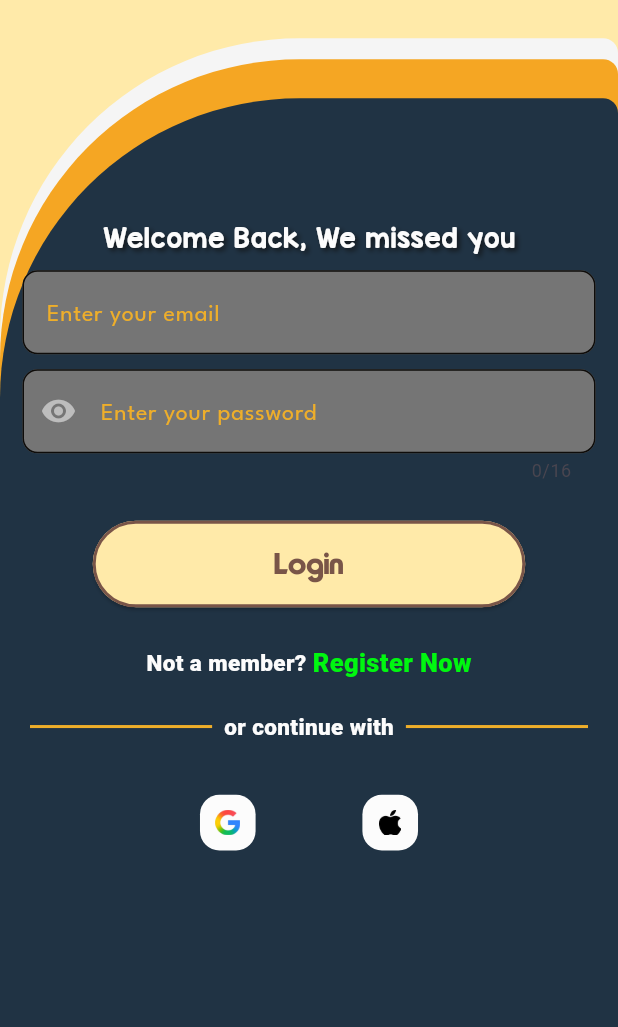
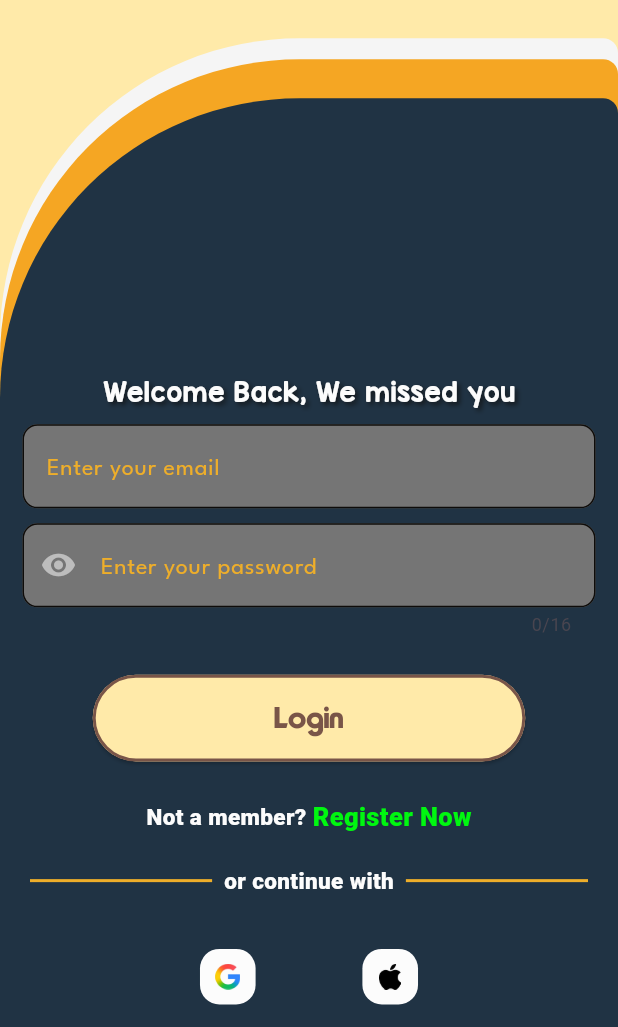
Before and after one commit to Mukian-Mayan/Kampus_Mart-, a Flutter app: the LoginPage screen opened directly, on a phone screen of 412 x 824 dp, the part 209-1236 px from its top. Run offline on Flutter 3.47's test engine with Material 3 defaults, Android fonts, the phone set to English and light mode, and no system bars; our stand-ins replace cloud_firestore, cloud_functions, firebase_auth, firebase_core, firebase_messaging, firebase_storage and 5 more; accounts and stored records are empty; project files that could hold a hidden picture were left out.

Commit message:
fixed more issues

```diff
--- a/lib/screens/login_page.dart
+++ b/lib/screens/login_page.dart
@@ -23,13 +23,11 @@ class LoginPage extends StatefulWidget {
 }
 
 class _LoginPageState extends State<LoginPage> {
-  // Optional - if null, detect from database
   final TextEditingController pwController = TextEditingController();
-
   final TextEditingController emailController = TextEditingController();
   bool obscureText = true;
+
   void signInUser(BuildContext context) async {
-  // Show loading indicator
     showDialog(
       context: context,
       barrierDismissible: false,
@@ -43,13 +41,10 @@ class _LoginPageState extends State<LoginPage> {
         password: pwController.text,
       );
 
-    // Get user role
       UserRole userRole = await _getUserRole(userCredential.user!.uid);
 
-    // Close loading indicator
       Navigator.of(context).pop();
 
-    // Navigate to home with the correct bottom nav bar
       Navigator.pushAndRemoveUntil(
         context,
         MaterialPageRoute(
@@ -57,9 +52,7 @@ class _LoginPageState extends State<LoginPage> {
         ),
         (route) => false,
       );
-
     } on FirebaseAuthException catch (e) {
-      // Close the loading indicator FIRST
       Navigator.of(context).pop();
 
       String errorMessage;
@@ -89,7 +82,6 @@ class _LoginPageState extends State<LoginPage> {
           errorMessage = 'An unknown error occurred. Please try again.';
       }
 
-      // Show snackbar
       ScaffoldMessenger.of(context).showSnackBar(
         SnackBar(
           content: Text(errorMessage),
@@ -109,21 +101,19 @@ class _LoginPageState extends State<LoginPage> {
     }
   }
 
-  // Update the _getUserRole method in login_page.dart
   Future<UserRole> _getUserRole(String userId) async {
     try {
-    // First check user_roles collection
       DocumentSnapshot roleDoc = await FirebaseFirestore.instance
           .collection('user_roles')
           .doc(userId)
           .get();
 
       if (roleDoc.exists) {
-      String role = (roleDoc.data() as Map<String, dynamic>)['role'] ?? 'buyer';
+        String role =
+            (roleDoc.data() as Map<String, dynamic>)['role'] ?? 'buyer';
         return role == 'seller' ? UserRole.seller : UserRole.buyer;
       }
 
-    // Fallback: check if user exists in sellers collection
       DocumentSnapshot sellerDoc = await FirebaseFirestore.instance
           .collection('sellers')
           .doc(userId)
@@ -132,7 +122,7 @@ Future<UserRole> _getUserRole(String userId) async {
       return sellerDoc.exists ? UserRole.seller : UserRole.buyer;
     } catch (e) {
       debugPrint('Error getting user role: $e');
-    return UserRole.buyer; // Default fallback
+      return UserRole.buyer;
     }
   }
 
@@ -146,30 +136,40 @@ Future<UserRole> _getUserRole(String userId) async {
           onPressed: () => Navigator.pop(context),
           icon: const Icon(Icons.arrow_back_ios),
         ),
-        /*title: Text(
-          widget.userRole == UserRole.seller
-              ? 'Seller Login'
-              : 'Customer Login',
-          style: const TextStyle(fontSize: 18, fontWeight: FontWeight.w600),
-        ),*/
       ),
-      body: Stack(
+      resizeToAvoidBottomInset: true,
+      body: SafeArea(
+        child: LayoutBuilder(
+          builder: (context, constraints) {
+            return SingleChildScrollView(
+              padding: EdgeInsets.only(
+                bottom: MediaQuery.of(context).viewInsets.bottom,
+              ),
+              child: ConstrainedBox(
+                constraints: BoxConstraints(
+                  minHeight: constraints.maxHeight,
+                ),
+                child: IntrinsicHeight(
+                  child: Stack(
                     children: [
                       Align(
                         alignment: Alignment.topCenter,
                         child: const Text(
                           'Kampus Mart',
                           textAlign: TextAlign.center,
-              style: TextStyle(fontSize: 58, fontFamily: 'Keania One'),
+                          style: TextStyle(
+                            fontSize: 58,
+                            fontFamily: 'Keania One',
+                          ),
                         ),
                       ),
                       Layout1(
-            child: Center(
                         child: Column(
-                mainAxisAlignment: MainAxisAlignment.center,
+                          mainAxisAlignment: MainAxisAlignment.end,
                           children: [
                             const SizedBox(height: 19),
-                  Text('Welcome Back, We missed you',
+                            Text(
+                              'Welcome Back, We missed you',
                               style: TextStyle(
                                 fontSize: 16,
                                 fontFamily: 'KG Red Hands',
@@ -178,7 +178,8 @@ Future<UserRole> _getUserRole(String userId) async {
                                   Shadow(
                                     offset: const Offset(2, 2),
                                     blurRadius: 4.0,
-                          color: AppTheme.taleBlack.withOpacity(0.7),
+                                    color:
+                                        AppTheme.taleBlack.withOpacity(0.7),
                                   ),
                                 ],
                               ),
@@ -205,7 +206,9 @@ Future<UserRole> _getUserRole(String userId) async {
                                   });
                                 },
                                 icon: Icon(
-                        obscureText ? Icons.visibility : Icons.visibility_off,
+                                  obscureText
+                                      ? Icons.visibility
+                                      : Icons.visibility_off,
                                   color: AppTheme.borderGrey,
                                 ),
                               ),
@@ -235,7 +238,8 @@ Future<UserRole> _getUserRole(String userId) async {
                                     context,
                                     MaterialPageRoute(
                                       builder: (context) => RegisterPage(
-                              userRole: widget.userRole ?? UserRole.buyer,
+                                        userRole:
+                                            widget.userRole ?? UserRole.buyer,
                                       ),
                                     ),
                                   ),
@@ -250,8 +254,6 @@ Future<UserRole> _getUserRole(String userId) async {
                                 ),
                               ],
                             ),
-
-                  // Social login options
                             Padding(
                               padding: const EdgeInsets.all(20),
                               child: Row(
@@ -283,12 +285,15 @@ Future<UserRole> _getUserRole(String userId) async {
                               mainAxisAlignment: MainAxisAlignment.center,
                               children: [
                                 MySquareTile(
-                        onTap: () => AuthService().signInWithGoogle(),
+                                  onTap: () =>
+                                      AuthService().signInWithGoogle(),
                                   imagePath: 'lib/images/Icon-google.png',
                                 ),
-                      SizedBox(width: MediaQuery.of(context).size.width * 0.1),
+                                SizedBox(
+                                  width:
+                                      MediaQuery.of(context).size.width * 0.1),
                                 MySquareTile(
-                        onTap: () {}, // Apple sign-in implementation
+                                  onTap: () {},
                                   imagePath: 'lib/images/apple_icon.png',
                                 ),
                               ],
@@ -296,8 +301,13 @@ Future<UserRole> _getUserRole(String userId) async {
                           ],
                         ),
                       ),
+                    ],
                   ),
-        ],
+                ),
+              ),
+            );
+          },
+        ),
       ),
     );
   }
--- a/lib/screens/settings_page.dart
+++ b/lib/screens/settings_page.dart
@@ -14,7 +14,7 @@ import 'package:kampusmart2/widgets/bottom_nav_bar.dart';
 import 'package:kampusmart2/widgets/bottom_nav_bar2.dart';
 import 'package:kampusmart2/widgets/detail_container.dart';
 import 'package:kampusmart2/widgets/layout1.dart';
-import 'package:kampusmart2/widgets/profile_pic_widget.dart';
+//import 'package:kampusmart2/widgets/profile_pic_widget.dart';
 import 'package:shared_preferences/shared_preferences.dart';
 
 class SettingsPage extends StatefulWidget {
@@ -103,13 +103,13 @@ bottomNavigationBar: widget.userRole == UserRole.seller
               child: Column(
                 mainAxisAlignment: MainAxisAlignment.center,
                 children: [
-                  const Center(
+                  /*const Center(
                     child: ProfilePicWidget(
                       radius: 60,
                       height: 120,
                       width: 120,
                     ),
-                  ),
+                  ),*/
                   const SizedBox(height: 40),
                   Layout1(
                     child: Center(
--- a/lib/widgets/bottom_nav_bar.dart
+++ b/lib/widgets/bottom_nav_bar.dart
@@ -56,8 +56,8 @@ class _BottomNavBarState extends State<BottomNavBar> {
       child: Container(
         decoration: BoxDecoration(
           borderRadius: BorderRadius.only(
-            topLeft: Radius.circular(40),
-            topRight: Radius.circular(40),
+            topLeft: Radius.circular(20),
+            topRight: Radius.circular(20),
           ),
           color: widget.navBarColor,
           boxShadow: [
@@ -71,7 +71,7 @@ class _BottomNavBarState extends State<BottomNavBar> {
         ),
 
         child: Padding(
-          padding: const EdgeInsets.symmetric(vertical: 25.0, horizontal: 15),
+          padding: const EdgeInsets.symmetric(vertical: 10.0, horizontal: 15),
           child: GNav(
             selectedIndex: widget.selectedIndex,
             backgroundColor: widget.navBarColor,
```
Lines whose indentation alone changed are shown as unchanged.
